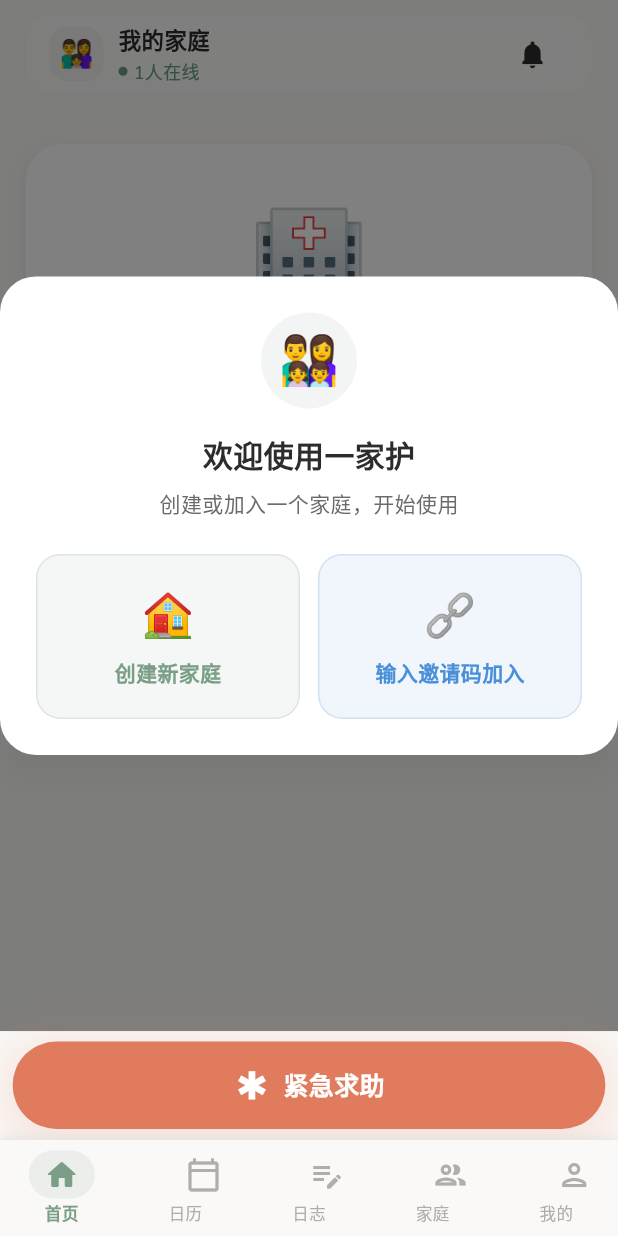
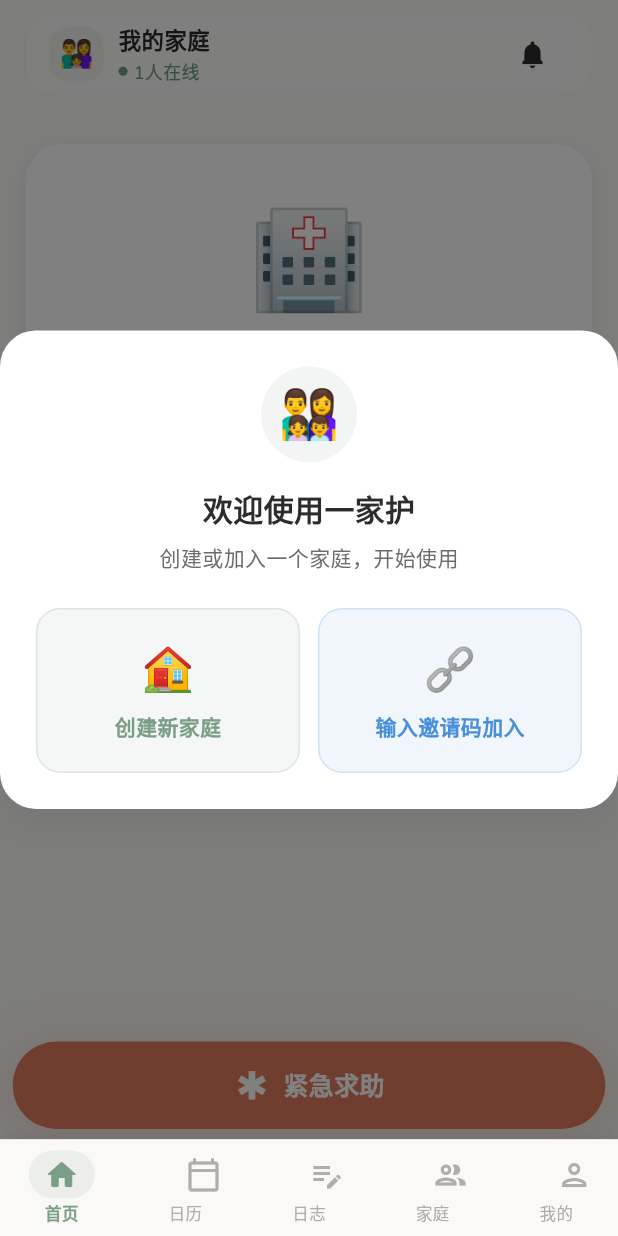
Before and after one commit to windwoke/yijiahu, a Flutter app: the HomePage screen opened by its route, on a phone screen of 412 x 824 dp. Run offline on Flutter 3.47's test engine with Material 3 defaults, Android fonts, the phone set to English and light mode, and no system bars; our stand-ins replace dio, equatable, fl_chart, flutter_dotenv, flutter_riverpod, geolocator and 4 more; accounts and stored records are empty; network calls fail; statements that could not run were skipped.

Commit message:
fix(home): 将底部 SOS 按钮移入 Stack 内部，确保遮罩完全覆盖
Scaffold.bottomNavigationBar 位于 body 外部，body 的 Stack 遮罩无法覆盖它。
将 SOS 按钮从 bottomNavigationBar 移入 Stack 内部的 Column 底部，
使 overlay 能覆盖整个页面包括 SOS 按钮，彻底阻止引导期间点击。

```diff
--- a/lib/presentation/pages/home/home_page.dart
+++ b/lib/presentation/pages/home/home_page.dart
@@ -70,20 +70,21 @@ class _HomePageState extends ConsumerState<HomePage> {
                   ),
                 ),
               ),
+              // 底部 SOS 按钮（移入 Column，确保能被遮罩覆盖）
+              Container(
+                color: AppColors.background,
+                padding: const EdgeInsets.fromLTRB(16, 8, 16, 8),
+                child: SafeArea(
+                  top: false,
+                  child: const SosButton(),
+                ),
+              ),
             ],
           ),
+          // 全屏遮罩（覆盖所有内容，包括底部 SOS 按钮）
           if (showOnboarding)
             _FamilyOnboardingOverlay(onComplete: _hideOnboarding),
         ],
-      ),
-      // SOS 按钮固定在底部
-      bottomNavigationBar: Container(
-        color: AppColors.background,
-        padding: const EdgeInsets.fromLTRB(16, 8, 16, 8),
-        child: SafeArea(
-          top: false,
-          child: const SosButton(),
-        ),
       ),
     );
   }
```
